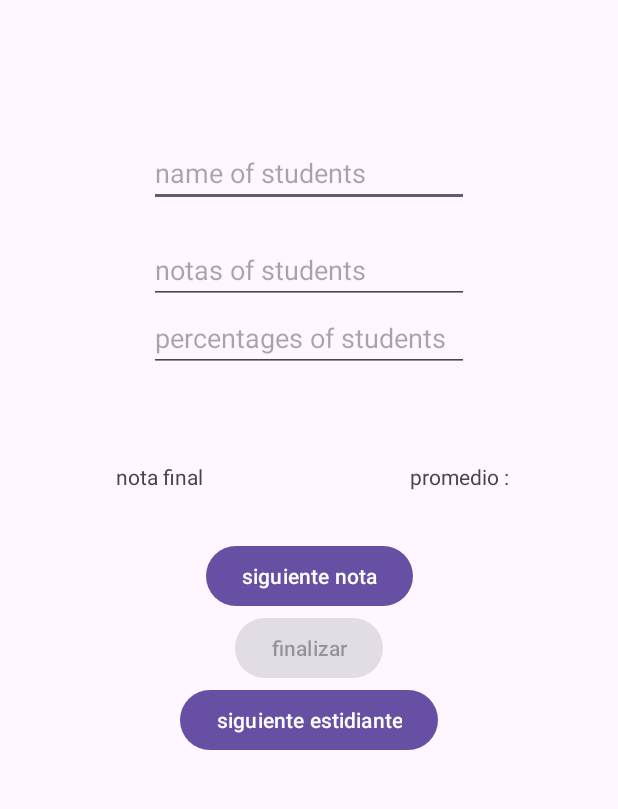
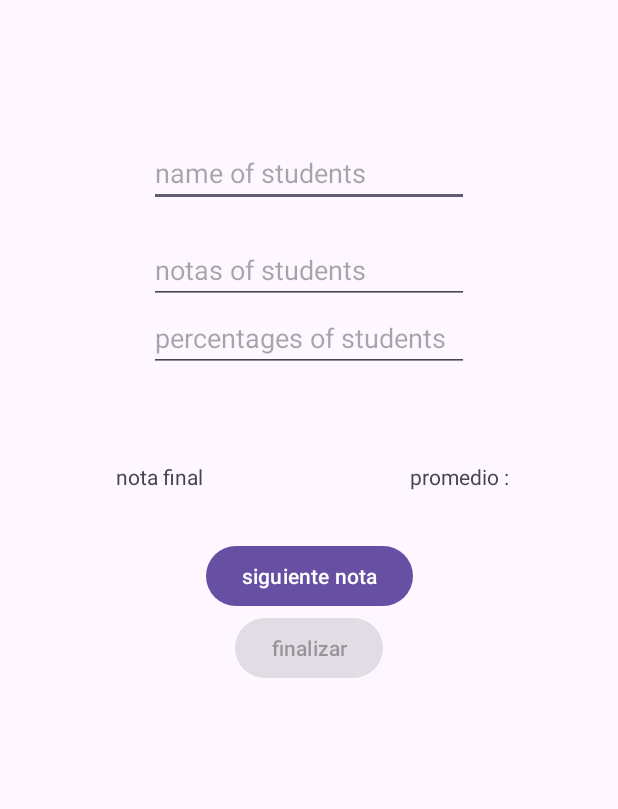
Before and after one commit to maestro484/calcular_notas, an Android app: the screen it shows after launch (MainActivity), on a phone screen of 412 x 824 dp, the part 145-954 px from its top. Run offline under Robolectric (Android 15) with nearby library versions, the phone set to English and light mode, and no system bars.

Commit message:
colocamos las vistas de pantalla de inicio y las declaramos
coloque a funcionas los botones,valide que el prosentaje sea un numero entero,
coloque los porsetanjes ingresados no superen el 100%,
valide que la nota no supere el 5
valide que la nota metida sea menos a 0
valide que el nombre del estudiante no tenga numeros
valide que la nota sea igual ala cantidad de procetajes

logre mostar el resultado de la nota final y el promedio en la vista de usuario

resetie el nombre notas y porsentajes para poder meter a otor estudiantes

fin

```diff
--- a/app/src/main/res/layout/entrada.xml
+++ b/app/src/main/res/layout/entrada.xml
@@ -12,6 +12,7 @@
         android:layout_height="wrap_content"
         android:enabled="false"
         android:text="finalizar"
+        android:visibility="visible"
         app:layout_constraintEnd_toEndOf="parent"
         app:layout_constraintStart_toEndOf="@id/siguinete"
         app:layout_constraintStart_toStartOf="parent"
@@ -118,7 +119,8 @@
         android:id="@+id/Restart"
         android:layout_width="wrap_content"
         android:layout_height="wrap_content"
-        android:text="siguiente estidiante"
+        android:text="siguiente estudiante"
+        android:visibility="invisible"
         app:layout_constraintEnd_toEndOf="parent"
         app:layout_constraintStart_toEndOf="@id/siguinete"
         app:layout_constraintStart_toStartOf="parent"
```
Also changed, not shown: app/src/main/java/com/oscar/estiven/prengues/calcularnotas/MainActivity.kt (+13 -6 lines).
